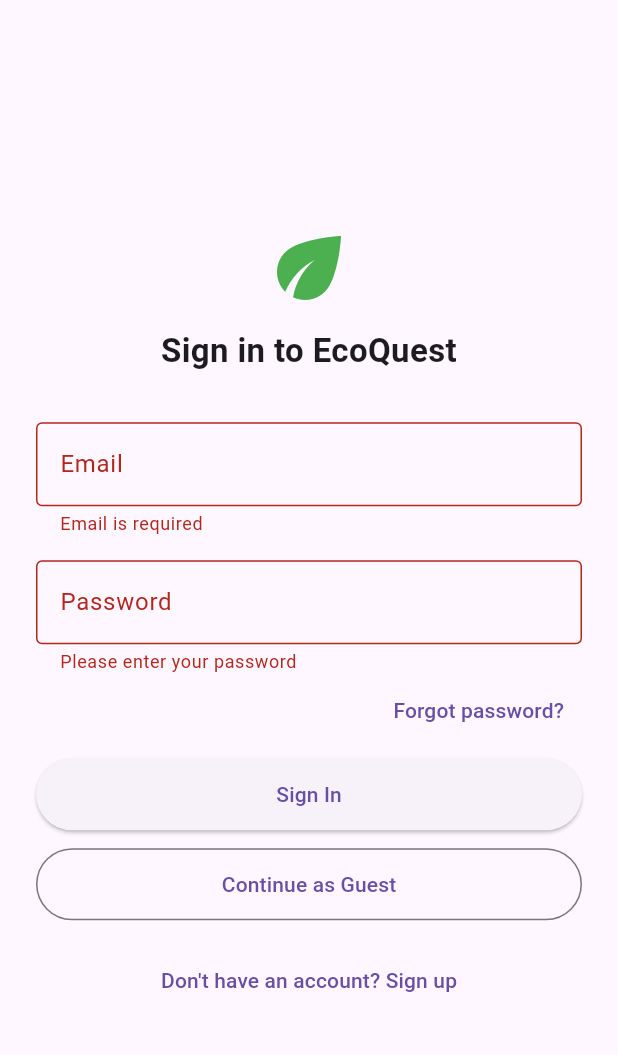
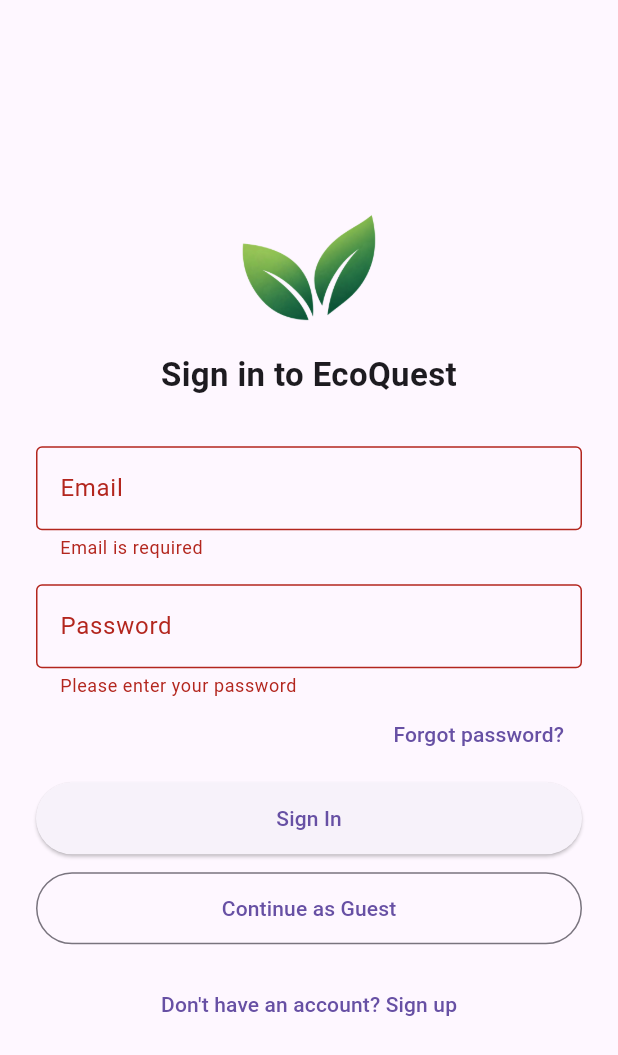
Before and after one commit to 1166109060036/Ecoquest, a Flutter app: the screen it shows after launch, after a tap on "Sign In", on a phone screen of 412 x 824 dp. Shown: the top 1055 px of the screen. Run offline on Flutter 3.47's test engine with Material 3 defaults, Android fonts, the phone set to English and light mode, and no system bars; our stand-ins replace audioplayers, custom_refresh_indicator, image_picker, shared_preferences, socket_io_client; missing offline and left inert: gal; accounts and stored records are empty.

Commit message:
add icon app and rename app

```diff
--- a/lib/pages/auth/login_page.dart
+++ b/lib/pages/auth/login_page.dart
@@ -68,7 +68,7 @@ class _LoginPageState extends State<LoginPage> {
               mainAxisAlignment: MainAxisAlignment.center,
               crossAxisAlignment: CrossAxisAlignment.stretch,
               children: [
-                const Icon(Icons.eco, size: 64, color: Colors.green),
+                Image.asset('lib/utils/assets/logo.png', width: 96, height: 96),
                 const SizedBox(height: 8),
                 const Text(
                   'Sign in to EcoQuest',
--- a/lib/pages/auth/splash_page.dart
+++ b/lib/pages/auth/splash_page.dart
@@ -38,7 +38,7 @@ class _SplashPageState extends State<SplashPage> {
         child: Column(
           mainAxisAlignment: MainAxisAlignment.center,
           children: [
-            Icon(Icons.eco, size: 72, color: Colors.green),
+            Image(image: AssetImage('lib/utils/assets/logo.png'), width: 120, height: 120),
             SizedBox(height: 16),
             Text(
               'EcoQuest',
--- a/pubspec.yaml
+++ b/pubspec.yaml
@@ -76,6 +76,8 @@ flutter:
   # เขียนเป็น lib/utils/assets เฉยๆ Flutter จะมองว่าเป็นชื่อไฟล์ แล้ว build fail ทั้งแอพ
   assets:
      - lib/utils/assets/background.png
+     # โลโก้แอพ (ใบไม้) — หน้า splash/login ใช้ ไฟล์เดียวกับที่สร้างไอคอนแอพ
+     - lib/utils/assets/logo.png
      # ประกาศเป็นโฟลเดอร์ (ต้องมี / ปิดท้าย) เพราะเผื่อไว้ใส่รูปไอเทม Energy (red/blue/green/super)
      # เพิ่มเติมทีหลัง — วางไฟล์ตรงชื่อที่ InventoryItemModel.imageAsset คาดไว้แล้วไม่ต้องแก้ pubspec
      - lib/utils/assets/items/
```
Also changed, not shown: lib/utils/assets/logo.png (added), 29 other files.
